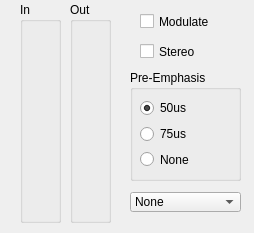
jontio/JMPX, file JMPX/mainwindow.ui: the form before one commit.
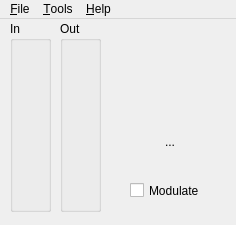
The form after the commit. Icons and pictures are not drawn. Custom widgets are drawn as their Qt base class.

```diff
--- a/JMPX/mainwindow.ui
+++ b/JMPX/mainwindow.ui
@@ -6,8 +6,8 @@
    <rect>
     <x>0</x>
     <y>0</y>
-    <width>254</width>
-    <height>233</height>
+    <width>236</width>
+    <height>225</height>
    </rect>
   </property>
   <property name="windowTitle">
@@ -21,13 +21,74 @@
    <bool>true</bool>
   </property>
   <widget class="QWidget" name="centralWidget">
+   <widget class="QCheckBox" name="checkBox_modulate">
+    <property name="geometry">
+     <rect>
+      <x>130</x>
+      <y>160</y>
+      <width>90</width>
+      <height>23</height>
+     </rect>
+    </property>
+    <property name="text">
+     <string>Modulate</string>
+    </property>
+   </widget>
+   <widget class="QGroupBox" name="groupBox_2">
+    <property name="geometry">
+     <rect>
+      <x>60</x>
+      <y>2</y>
+      <width>41</width>
+      <height>191</height>
+     </rect>
+    </property>
+    <property name="title">
+     <string>Out</string>
+    </property>
+    <layout class="QVBoxLayout" name="verticalLayout">
+     <item>
+      <layout class="QGridLayout" name="gridLayout_2">
+       <item row="0" column="0">
+        <widget class="Volumemeter" name="outvolumemeter" native="true">
+         <property name="volume" stdset="0">
+          <double>0.000000000000000</double>
+         </property>
+        </widget>
+       </item>
+      </layout>
+     </item>
+    </layout>
+   </widget>
+   <widget class="QLabel" name="label_rds">
+    <property name="enabled">
+     <bool>true</bool>
+    </property>
+    <property name="geometry">
+     <rect>
+      <x>120</x>
+      <y>52</y>
+      <width>101</width>
+      <height>41</height>
+     </rect>
+    </property>
+    <property name="text">
+     <string/>
+    </property>
+    <property name="pixmap">
+     <pixmap resource="jmpx.qrc">:/images/RDS-off.png</pixmap>
+    </property>
+    <property name="scaledContents">
+     <bool>true</bool>
+    </property>
+   </widget>
    <widget class="QGroupBox" name="groupBox">
     <property name="geometry">
      <rect>
-      <x>20</x>
+      <x>10</x>
       <y>2</y>
       <width>41</width>
-      <height>221</height>
+      <height>191</height>
      </rect>
     </property>
     <property name="title">
@@ -54,128 +115,83 @@
      </item>
     </layout>
    </widget>
-   <widget class="QGroupBox" name="groupBox_2">
+   <widget class="QToolButton" name="toolButton_options">
     <property name="geometry">
      <rect>
-      <x>70</x>
-      <y>2</y>
-      <width>41</width>
-      <height>221</height>
+      <x>150</x>
+      <y>103</y>
+      <width>40</width>
+      <height>40</height>
      </rect>
     </property>
-    <property name="title">
-     <string>Out</string>
+    <property name="text">
+     <string>...</string>
     </property>
-    <layout class="QVBoxLayout" name="verticalLayout">
-     <item>
-      <layout class="QGridLayout" name="gridLayout_2">
-       <item row="0" column="0">
-        <widget class="Volumemeter" name="outvolumemeter" native="true">
-         <property name="volume" stdset="0">
-          <double>0.000000000000000</double>
-         </property>
-        </widget>
-       </item>
-      </layout>
-     </item>
-    </layout>
-   </widget>
-   <widget class="QCheckBox" name="checkBox">
-    <property name="geometry">
-     <rect>
-      <x>140</x>
-      <y>10</y>
-      <width>90</width>
-      <height>23</height>
-     </rect>
+    <property name="icon">
+     <iconset resource="jmpx.qrc">
+      <normaloff>:/images/settings.png</normaloff>:/images/settings.png</iconset>
     </property>
-    <property name="text">
-     <string>Modulate</string>
+    <property name="iconSize">
+     <size>
+      <width>40</width>
+      <height>40</height>
+     </size>
     </property>
+    <property name="autoRaise">
+     <bool>true</bool>
+    </property>
    </widget>
-   <widget class="QCheckBox" name="checkBox_2">
+   <widget class="QLabel" name="label_stereo">
+    <property name="enabled">
+     <bool>true</bool>
+    </property>
     <property name="geometry">
      <rect>
-      <x>140</x>
-      <y>40</y>
-      <width>90</width>
-      <height>23</height>
+      <x>120</x>
+      <y>12</y>
+      <width>101</width>
+      <height>41</height>
      </rect>
     </property>
     <property name="text">
-     <string>Stereo</string>
+     <string/>
     </property>
    </widget>
-   <widget class="QGroupBox" name="groupBox_3">
-    <property name="geometry">
-     <rect>
-      <x>130</x>
-      <y>70</y>
-      <width>111</width>
-      <height>111</height>
-     </rect>
+  </widget>
+  <widget class="QMenuBar" name="menuBar">
+   <property name="geometry">
+    <rect>
+     <x>0</x>
+     <y>0</y>
+     <width>236</width>
+     <height>23</height>
+    </rect>
+   </property>
+   <property name="nativeMenuBar">
+    <bool>true</bool>
+   </property>
+   <widget class="QMenu" name="menu_File">
+    <property name="title">
+     <string>&amp;File</string>
     </property>
+    <addaction name="actionE_xit"/>
+   </widget>
+   <widget class="QMenu" name="menu_Tools">
     <property name="title">
-     <string>Pre-Emphasis</string>
+     <string>&amp;Tools</string>
     </property>
-    <widget class="QRadioButton" name="radio50">
-     <property name="geometry">
-      <rect>
-       <x>10</x>
-       <y>28</y>
-       <width>91</width>
-       <height>20</height>
-      </rect>
-     </property>
-     <property name="text">
-      <string>50us</string>
-     </property>
-     <property name="checked">
-      <bool>true</bool>
-     </property>
-    </widget>
-    <widget class="QRadioButton" name="radio75">
-     <property name="geometry">
-      <rect>
-       <x>10</x>
-       <y>54</y>
-       <width>91</width>
-       <height>20</height>
-      </rect>
-     </property>
-     <property name="text">
-      <string>75us</string>
-     </property>
-    </widget>
-    <widget class="QRadioButton" name="radionone">
-     <property name="geometry">
-      <rect>
-       <x>10</x>
-       <y>80</y>
-       <width>91</width>
-       <height>19</height>
-      </rect>
-     </property>
-     <property name="text">
-      <string>None</string>
-     </property>
-    </widget>
+    <addaction name="action_Options"/>
    </widget>
-   <widget class="QComboBox" name="comboBox">
-    <property name="geometry">
-     <rect>
-      <x>130</x>
-      <y>192</y>
-      <width>111</width>
-      <height>20</height>
-     </rect>
+   <widget class="QMenu" name="menu_Help">
+    <property name="title">
+     <string>&amp;Help</string>
     </property>
-    <item>
-     <property name="text">
-      <string>None</string>
-     </property>
-    </item>
+    <addaction name="action_About"/>
+    <addaction name="actionAbout_Qt"/>
    </widget>
+   <addaction name="menu_File"/>
+   <addaction name="menu_Tools"/>
+   <addaction name="menu_Help"/>
   </widget>
  </widget>
  <layoutdefault spacing="6" margin="11"/>
```
Left out of the diff: 73 changed lines with no effect on the pictures.
